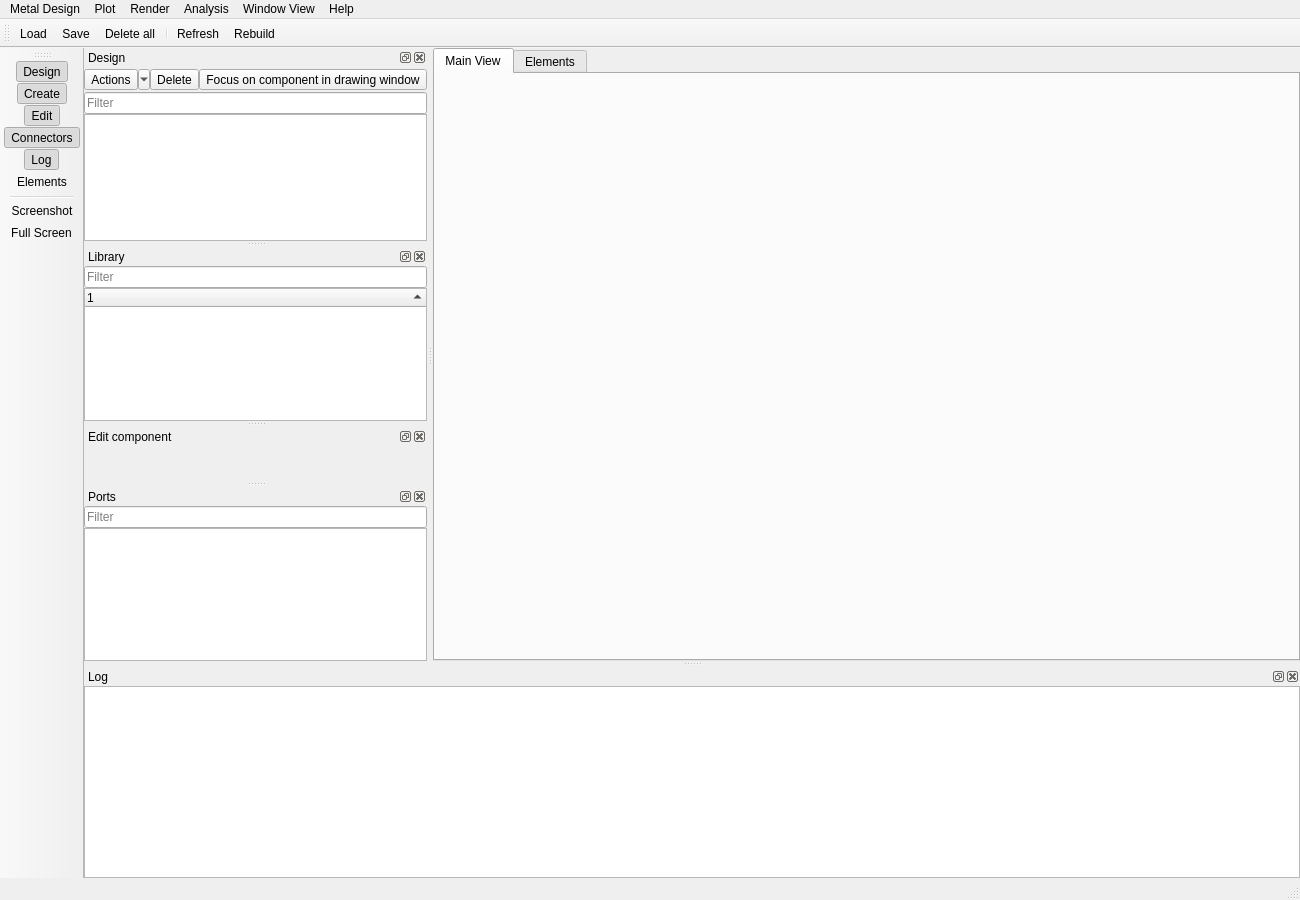
First picture: the form in qiskit_metal/_gui/main_window_ui.ui, repository qiskit-community/qiskit-metal, before the edit.
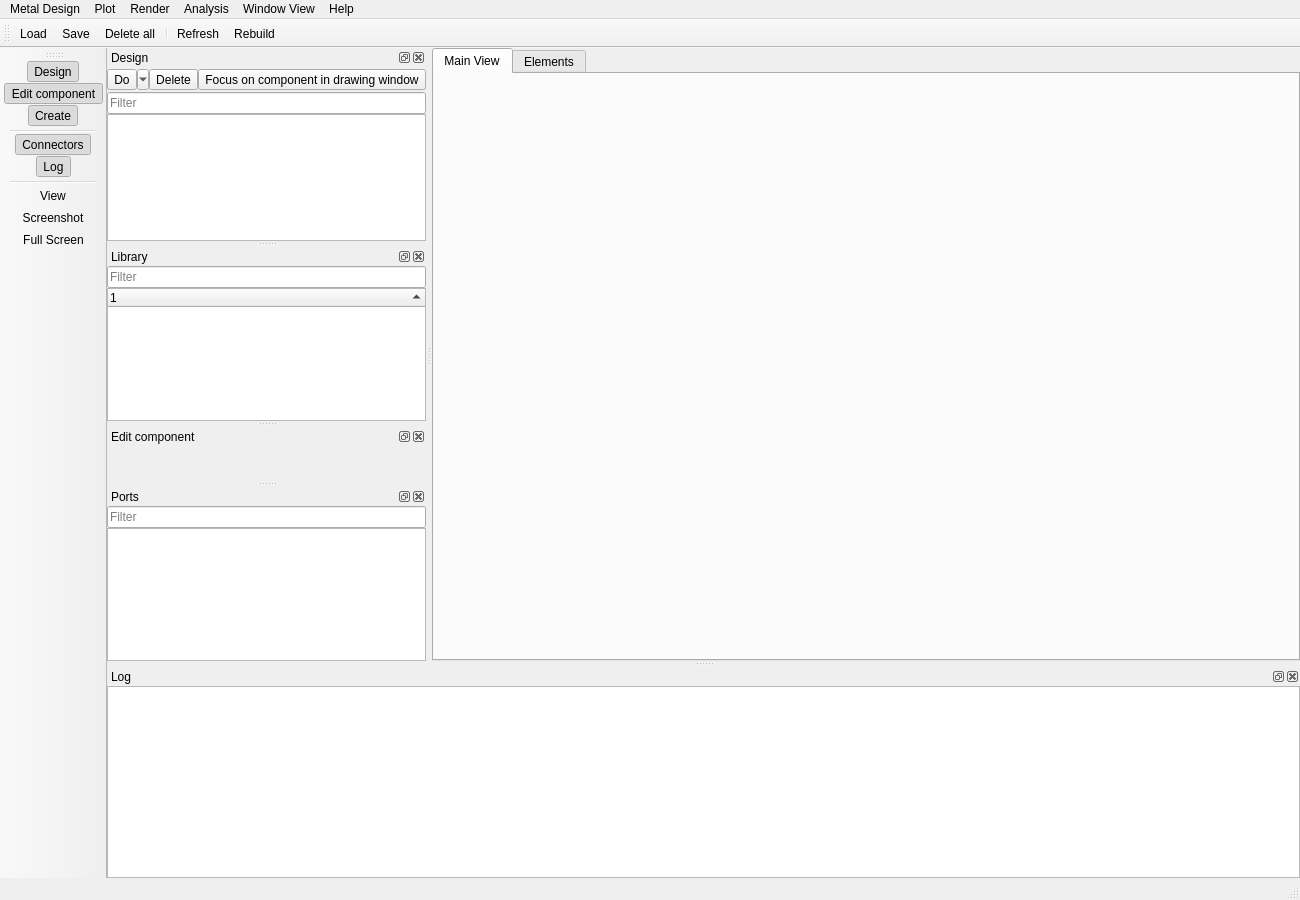
Second picture: the form after the edit. Icons and pictures are not drawn. Custom widgets are drawn as their Qt base class.

Commit message: Zoom to component update, zoom update and autscale bug fix, and new ui icons

What changed in the file:
```diff
--- a/qiskit_metal/_gui/main_window_ui.ui
+++ b/qiskit_metal/_gui/main_window_ui.ui
@@ -318,12 +318,13 @@
     <bool>false</bool>
    </attribute>
    <addaction name="actionDesign"/>
-   <addaction name="actionNewComponent"/>
    <addaction name="actionComponent"/>
+   <addaction name="actionNewComponent"/>
+   <addaction name="separator"/>
    <addaction name="actionConnectors"/>
    <addaction name="actionLog"/>
-   <addaction name="actionElements"/>
    <addaction name="separator"/>
+   <addaction name="actionViewDummyLabel"/>
    <addaction name="actionScreenshot"/>
    <addaction name="actionFull_Screen"/>
   </widget>
@@ -411,11 +412,7 @@
        <item row="0" column="1">
         <widget class="QToolButton" name="btn_comp_actions">
          <property name="text">
-          <string>Actions</string>
-         </property>
-         <property name="icon">
-          <iconset resource="main_window_rc.qrc">
-           <normaloff>:/_imgs/support.png</normaloff>:/_imgs/support.png</iconset>
+          <string>Do</string>
          </property>
          <property name="popupMode">
           <enum>QToolButton::MenuButtonPopup</enum>
@@ -828,7 +825,7 @@
      <normaloff>:/component</normaloff>:/component</iconset>
    </property>
    <property name="text">
-    <string>Edit</string>
+    <string>Edit component</string>
    </property>
    <property name="toolTip">
     <string>Edit a cdesign component</string>
@@ -1113,6 +1110,11 @@
     <string>Metal Window </string>
    </property>
   </action>
+  <action name="actionViewDummyLabel">
+   <property name="text">
+    <string>View</string>
+   </property>
+  </action>
  </widget>
  <customwidgets>
   <customwidget>
```
Left out of the diff: 30 changed lines with no effect on the pictures. The commit also changes 23 other files.
